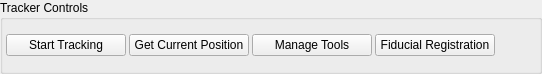
Before: the Qt Designer form Code/Gui/MITK/Plugins/uk.ac.ucl.cmic.surgicalguidance/src/internal/TrackerControlsWidget.ui in NifTK/NifTK, drawn with Qt 5.
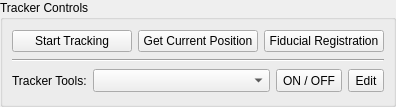
After: the same form once the commit is applied.

Commit message: #1462 - Fixed tracker related functionality, fixed client info display, fixed the fiducial registration, fixed coordinate transformations

```diff
--- a/Code/Gui/MITK/Plugins/uk.ac.ucl.cmic.surgicalguidance/src/internal/TrackerControlsWidget.ui
+++ b/Code/Gui/MITK/Plugins/uk.ac.ucl.cmic.surgicalguidance/src/internal/TrackerControlsWidget.ui
@@ -6,8 +6,8 @@
    <rect>
     <x>0</x>
     <y>0</y>
-    <width>542</width>
-    <height>74</height>
+    <width>394</width>
+    <height>107</height>
    </rect>
   </property>
   <property name="sizePolicy">
@@ -19,7 +19,7 @@
   <property name="windowTitle">
    <string>Form</string>
   </property>
-  <layout class="QVBoxLayout" name="verticalLayout">
+  <layout class="QHBoxLayout" name="horizontalLayout_3">
    <property name="spacing">
     <number>0</number>
    </property>
@@ -31,15 +31,11 @@
      <property name="title">
       <string>Tracker Controls</string>
      </property>
-     <layout class="QHBoxLayout" name="horizontalLayout">
-      <property name="spacing">
-       <number>3</number>
-      </property>
-      <property name="margin">
-       <number>3</number>
-      </property>
+     <layout class="QVBoxLayout" name="verticalLayout">
       <item>
-       <widget class="QPushButton" name="pushButton">
+       <layout class="QHBoxLayout" name="horizontalLayout_2">
+        <item>
+         <widget class="QPushButton" name="pushButton_Tracking">
         <property name="sizePolicy">
          <sizepolicy hsizetype="Fixed" vsizetype="Fixed">
           <horstretch>0</horstretch>
@@ -58,7 +54,7 @@
        </widget>
       </item>
       <item>
-       <widget class="QPushButton" name="pushButton_2">
+         <widget class="QPushButton" name="pushButton_GetCurrentPos">
         <property name="sizePolicy">
          <sizepolicy hsizetype="Fixed" vsizetype="Fixed">
           <horstretch>0</horstretch>
@@ -76,25 +72,6 @@
         </property>
        </widget>
       </item>
-      <item>
-       <widget class="QPushButton" name="pushButton_3">
-        <property name="sizePolicy">
-         <sizepolicy hsizetype="Fixed" vsizetype="Fixed">
-          <horstretch>0</horstretch>
-          <verstretch>0</verstretch>
-         </sizepolicy>
-        </property>
-        <property name="minimumSize">
-         <size>
-          <width>120</width>
-          <height>0</height>
-         </size>
-        </property>
-        <property name="text">
-         <string>Manage Tools</string>
-        </property>
-       </widget>
-      </item>
       <item>
        <widget class="QPushButton" name="pushButton_FiducialRegistration">
         <property name="sizePolicy">
@@ -114,6 +91,74 @@
         </property>
        </widget>
       </item>
+       </layout>
+      </item>
+      <item>
+       <widget class="Line" name="line">
+        <property name="orientation">
+         <enum>Qt::Horizontal</enum>
+        </property>
+       </widget>
+      </item>
+      <item>
+       <layout class="QHBoxLayout" name="horizontalLayout">
+        <item>
+         <widget class="QLabel" name="label_9">
+          <property name="text">
+           <string>Tracker Tools:</string>
+          </property>
+         </widget>
+        </item>
+        <item>
+         <widget class="QComboBox" name="comboBox_trackerTool">
+          <property name="sizePolicy">
+           <sizepolicy hsizetype="Expanding" vsizetype="Fixed">
+            <horstretch>0</horstretch>
+            <verstretch>0</verstretch>
+           </sizepolicy>
+          </property>
+          <property name="minimumSize">
+           <size>
+            <width>0</width>
+            <height>23</height>
+           </size>
+          </property>
+         </widget>
+        </item>
+        <item>
+         <widget class="QToolButton" name="toolButton_Add">
+          <property name="minimumSize">
+           <size>
+            <width>23</width>
+            <height>23</height>
+           </size>
+          </property>
+          <property name="toolTip">
+           <string>&lt;html&gt;&lt;head/&gt;&lt;body&gt;&lt;p&gt;Assign tool to tracker&lt;/p&gt;&lt;/body&gt;&lt;/html&gt;</string>
+          </property>
+          <property name="text">
+           <string>ON / OFF</string>
+          </property>
+         </widget>
+        </item>
+        <item>
+         <widget class="QToolButton" name="toolButton_Edit">
+          <property name="minimumSize">
+           <size>
+            <width>23</width>
+            <height>23</height>
+           </size>
+          </property>
+          <property name="text">
+           <string>Edit</string>
+          </property>
+         </widget>
+        </item>
+       </layout>
+      </item>
+     </layout>
+    </widget>
+   </item>
       <item>
        <spacer name="horizontalSpacer">
         <property name="orientation">
@@ -121,14 +166,11 @@
         </property>
         <property name="sizeHint" stdset="0">
          <size>
-          <width>39</width>
+       <width>0</width>
           <height>20</height>
          </size>
         </property>
        </spacer>
-      </item>
-     </layout>
-    </widget>
    </item>
   </layout>
  </widget>
```
Lines whose indentation alone changed are shown as unchanged. The commit also changes 4 other files.
